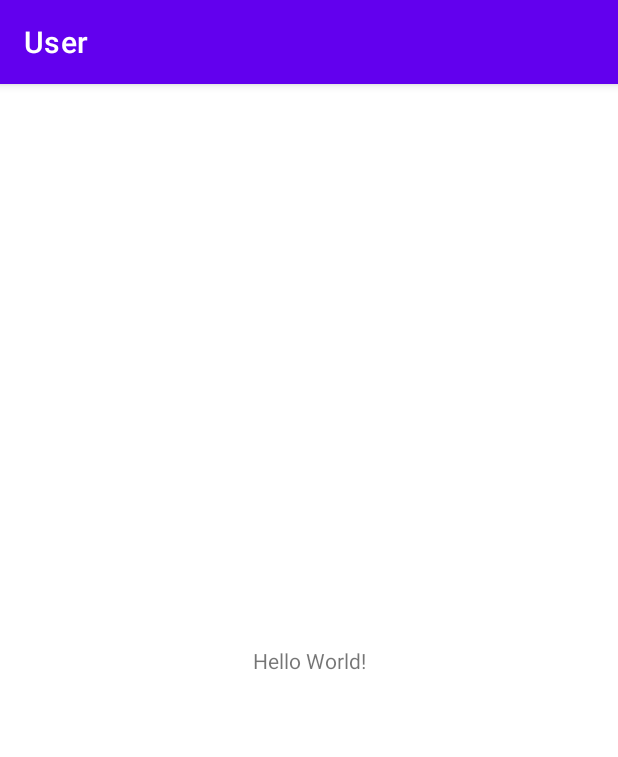
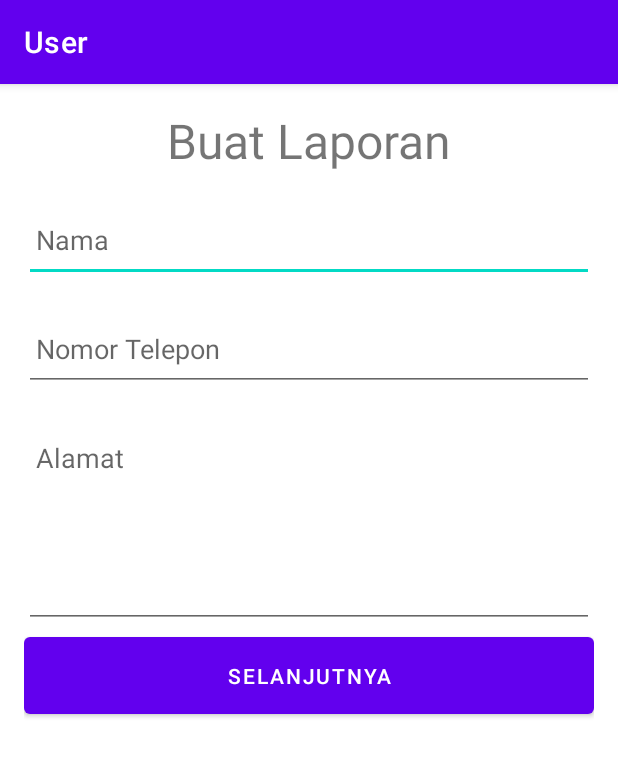
Before and after one commit to kisusyenni/OrgabinApp, an Android app: the screen it shows after launch (UserActivity before the commit, SendReportActivity after it), on a phone screen of 412 x 824 dp. Shown: the top 757 px of the screen. Run offline under Robolectric (Android 15) with nearby library versions, the light colour scheme and no system bars.

Commit message:
Create add report logic on user app

```diff
--- a/build.gradle
+++ b/build.gradle
@@ -6,7 +6,7 @@ buildscript {
     }
     dependencies {
         classpath "com.android.tools.build:gradle:7.0.3"
-        classpath "org.jetbrains.kotlin:kotlin-gradle-plugin:1.6.0"
+        classpath 'org.jetbrains.kotlin:kotlin-gradle-plugin:1.6.10'
         classpath 'com.google.gms:google-services:4.3.10'
 
         // NOTE: Do not place your application dependencies here; they belong
--- a/user/src/main/AndroidManifest.xml
+++ b/user/src/main/AndroidManifest.xml
@@ -1,6 +1,8 @@
 <?xml version="1.0" encoding="utf-8"?>
 <manifest xmlns:android="http://schemas.android.com/apk/res/android"
     package="com.kisusyenni.user">
+
+    <uses-permission android:name="android.permission.INTERNET" />
 
     <application
         android:allowBackup="true"
@@ -10,10 +12,10 @@
         android:supportsRtl="true"
         android:theme="@style/Theme.Orgabin">
         <activity
-            android:name=".ui.report.SendReportActivity"
+            android:name=".UserActivity"
             android:exported="true" />
         <activity
-            android:name=".UserActivity"
+            android:name=".ui.report.SendReportActivity"
             android:exported="true">
             <intent-filter>
                 <action android:name="android.intent.action.MAIN" />
--- /dev/null
+++ b/user/src/main/java/com/kisusyenni/user/ui/report/BioFragment.kt
@@ -0,0 +1,105 @@
+package com.kisusyenni.user.ui.report
+
+import android.os.Bundle
+import androidx.fragment.app.Fragment
+import android.view.LayoutInflater
+import android.view.View
+import android.view.ViewGroup
+import android.widget.EditText
+import androidx.core.widget.addTextChangedListener
+import com.kisusyenni.user.R
+import com.kisusyenni.user.databinding.FragmentBioBinding
+
+class BioFragment : Fragment() {
+
+    private lateinit var fragmentBioBinding: FragmentBioBinding
+    private lateinit var etReportName: EditText
+    private lateinit var etReportAddress: EditText
+    private lateinit var etReportTelp: EditText
+    private var valid: Boolean = false
+
+    override fun onCreateView(
+        inflater: LayoutInflater, container: ViewGroup?,
+        savedInstanceState: Bundle?
+    ): View? {
+        fragmentBioBinding = FragmentBioBinding.inflate(layoutInflater, container, false)
+        return fragmentBioBinding.root
+    }
+
+    override fun onViewCreated(view: View, savedInstanceState: Bundle?) {
+        super.onViewCreated(view, savedInstanceState)
+
+        etReportName = fragmentBioBinding.etReportName
+        etReportAddress = fragmentBioBinding.etReportAddress
+        etReportTelp = fragmentBioBinding.etReportTelp
+
+        checkAllFields(). apply {
+            // go to next fragment if form data is not empty
+            fragmentBioBinding.btnNextTitle.setOnClickListener {
+                valid = checkAllFieldsOnClick()
+                if(valid) {
+                    val bioName = etReportName.text.toString()
+                    val bioAddress = etReportAddress.text.toString()
+                    val bioTelephone = etReportTelp.text.toString()
+                    val mBundle = Bundle()
+
+                    val mTitleFragment = TitleFragment()
+                    val mFragmentManager = parentFragmentManager
+                    mBundle.putString(TitleFragment.EXTRA_NAME, bioName)
+                    mBundle.putString(TitleFragment.EXTRA_ADDRESS, bioAddress)
+                    mBundle.putString(TitleFragment.EXTRA_TELEPHONE, bioTelephone)
+
+                    mTitleFragment.arguments = mBundle
+
+                    mFragmentManager.beginTransaction().apply {
+                        replace(R.id.send_report_container, mTitleFragment, TitleFragment::class.java.simpleName)
+                        commit()
+                    }
+                }
+            }
+        }
+
+    }
+
+    private fun checkAllFields() {
+        // text changed listener
+        etReportName.addTextChangedListener {
+            if(etReportName.text.isEmpty()) {
+                etReportName.error = resources.getString(R.string.empty_value)
+                valid = false
+            }
+        }
+
+        etReportAddress.addTextChangedListener {
+            if(etReportAddress.text.isEmpty()) {
+                etReportAddress.error = resources.getString(R.string.empty_value)
+                valid = false
+            }
+        }
+
+        etReportTelp.addTextChangedListener {
+            if(etReportTelp.text.isEmpty()) {
+                etReportTelp.error = resources.getString(R.string.empty_value)
+                valid = false
+            }
+        }
+    }
+
+    private fun checkAllFieldsOnClick(): Boolean {
+        if(etReportName.text.isEmpty()) {
+            etReportName.error = resources.getString(R.string.empty_value)
+            return false
+        }
+        if(etReportAddress.text.isEmpty()) {
+            etReportAddress.error = resources.getString(R.string.empty_value)
+            return false
+        }
+
+        if(etReportTelp.text.isEmpty()) {
+            etReportTelp.error = resources.getString(R.string.empty_value)
+            return false
+        }
+
+        return true
+    }
+}
--- a/user/src/main/java/com/kisusyenni/user/ui/report/SendReportActivity.kt
+++ b/user/src/main/java/com/kisusyenni/user/ui/report/SendReportActivity.kt
@@ -8,5 +8,17 @@ class SendReportActivity : AppCompatActivity() {
     override fun onCreate(savedInstanceState: Bundle?) {
         super.onCreate(savedInstanceState)
         setContentView(R.layout.activity_send_report)
+
+        val mFragmentManager = supportFragmentManager
+        val mBioFragment = BioFragment()
+        val fragment = mFragmentManager.findFragmentByTag(BioFragment::class.java.simpleName)
+        if (fragment !is BioFragment) {
+            mFragmentManager
+                .beginTransaction()
+                .add(R.id.send_report_container, mBioFragment, BioFragment::class.java.simpleName)
+                .commit()
+        }
     }
+
+
 }
--- /dev/null
+++ b/user/src/main/res/layout/fragment_bio.xml
@@ -0,0 +1,92 @@
+<?xml version="1.0" encoding="utf-8"?>
+<ScrollView xmlns:android="http://schemas.android.com/apk/res/android"
+    xmlns:app="http://schemas.android.com/apk/res-auto"
+    xmlns:tools="http://schemas.android.com/tools"
+    android:layout_width="match_parent"
+    android:layout_height="match_parent"
+    android:padding="16dp"
+    tools:context=".ui.report.BioFragment">
+
+    <androidx.constraintlayout.widget.ConstraintLayout
+        android:layout_width="match_parent"
+        android:layout_height="wrap_content">
+
+        <TextView
+            android:id="@+id/tv_form_title"
+            android:layout_width="wrap_content"
+            android:layout_height="wrap_content"
+            android:textSize="32sp"
+            app:layout_constraintEnd_toEndOf="parent"
+            app:layout_constraintStart_toStartOf="parent"
+            app:layout_constraintTop_toTopOf="parent"
+            android:text="@string/send_report_title"
+            tools:text="Title" />
+
+        <EditText
+            android:id="@+id/et_report_name"
+            android:layout_width="match_parent"
+            android:layout_height="wrap_content"
+            android:hint="@string/input_report_name_hint"
+            android:autofillHints="@string/input_report_name_hint"
+            android:inputType="text"
+            android:layout_marginTop="16dp"
+            android:paddingStart="8dp"
+            android:paddingEnd="8dp"
+            android:paddingTop="16dp"
+            android:paddingBottom="16dp"
+            app:layout_constraintEnd_toEndOf="parent"
+            app:layout_constraintStart_toStartOf="parent"
+            app:layout_constraintTop_toBottomOf="@+id/tv_form_title" />
+
+        <EditText
+            android:id="@+id/et_report_telp"
+            android:layout_width="match_parent"
+            android:layout_height="wrap_content"
+            android:layout_marginTop="16dp"
+            android:hint="@string/input_report_telp_hint"
+            android:autofillHints="@string/input_report_telp_hint"
+            android:inputType="number"
+            android:paddingStart="8dp"
+            android:paddingTop="16dp"
+            android:paddingEnd="8dp"
+            android:paddingBottom="16dp"
+            app:layout_constraintEnd_toEndOf="parent"
+            app:layout_constraintStart_toStartOf="parent"
+            app:layout_constraintTop_toBottomOf="@+id/et_report_name" />
+
+        <EditText
+            android:id="@+id/et_report_address"
+            android:layout_width="match_parent"
+            android:layout_height="wrap_content"
+            android:hint="@string/input_report_adress_hint"
+            android:autofillHints="@string/input_report_adress_hint"
+            android:inputType="textMultiLine"
+            android:gravity="top"
+            android:minLines="5"
+            android:maxLines="15"
+            android:layout_marginTop="16dp"
+            android:paddingStart="8dp"
+            android:paddingTop="16dp"
+            android:paddingEnd="8dp"
+            android:paddingBottom="16dp"
+            app:layout_constraintEnd_toEndOf="parent"
+            app:layout_constraintStart_toStartOf="parent"
+            app:layout_constraintTop_toBottomOf="@+id/et_report_telp"/>
+
+
+
+        <Button
+            android:id="@+id/btn_next_title"
+            android:layout_width="match_parent"
+            android:layout_height="wrap_content"
+            android:paddingStart="8dp"
+            android:paddingTop="16dp"
+            android:paddingEnd="8dp"
+            android:paddingBottom="16dp"
+            android:text="@string/next_text"
+            app:layout_constraintEnd_toEndOf="parent"
+            app:layout_constraintStart_toStartOf="parent"
+            app:layout_constraintTop_toBottomOf="@id/et_report_address" />
+
+    </androidx.constraintlayout.widget.ConstraintLayout>
+</ScrollView>
--- a/user/src/main/res/values/strings.xml
+++ b/user/src/main/res/values/strings.xml
@@ -7,4 +7,8 @@
     <string name="input_report_title_hint">Judul Laporan</string>
     <string name="input_report_description_hint">Isi Laporan</string>
     <string name="send_report_title">Buat Laporan</string>
+    <string name="empty_value">data tidak boleh kosong</string>
+    <!-- TODO: Remove or change this placeholder text -->
+    <string name="hello_blank_fragment">Hello blank fragment</string>
+    <string name="next_text">Selanjutnya</string>
 </resources>
```
Also changed, not shown: user/build.gradle (+32 -2 lines), user/src/main/java/com/kisusyenni/user/data/source/local/entity/ReportEntity.kt (added, +16 -0 lines), user/src/main/java/com/kisusyenni/user/data/source/local/room/ReportDao.kt (added, +25 -0 lines), user/src/main/java/com/kisusyenni/user/ui/report/DescriptionFragment.kt (added, +96 -0 lines), user/src/main/java/com/kisusyenni/user/ui/report/TitleFragment.kt (added, +92 -0 lines), user/src/main/res/layout/activity_send_report.xml (+3 -111 lines), user/src/main/res/layout/fragment_description.xml (added, +43 -0 lines), user/src/main/res/layout/fragment_title.xml (added, +43 -0 lines), 1 other file.
